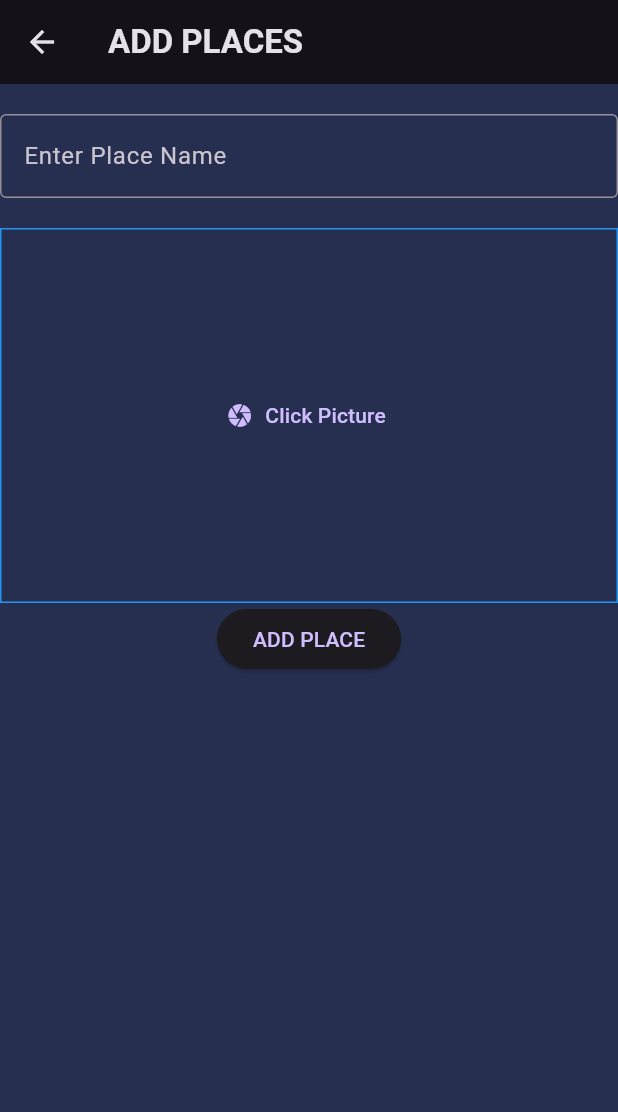
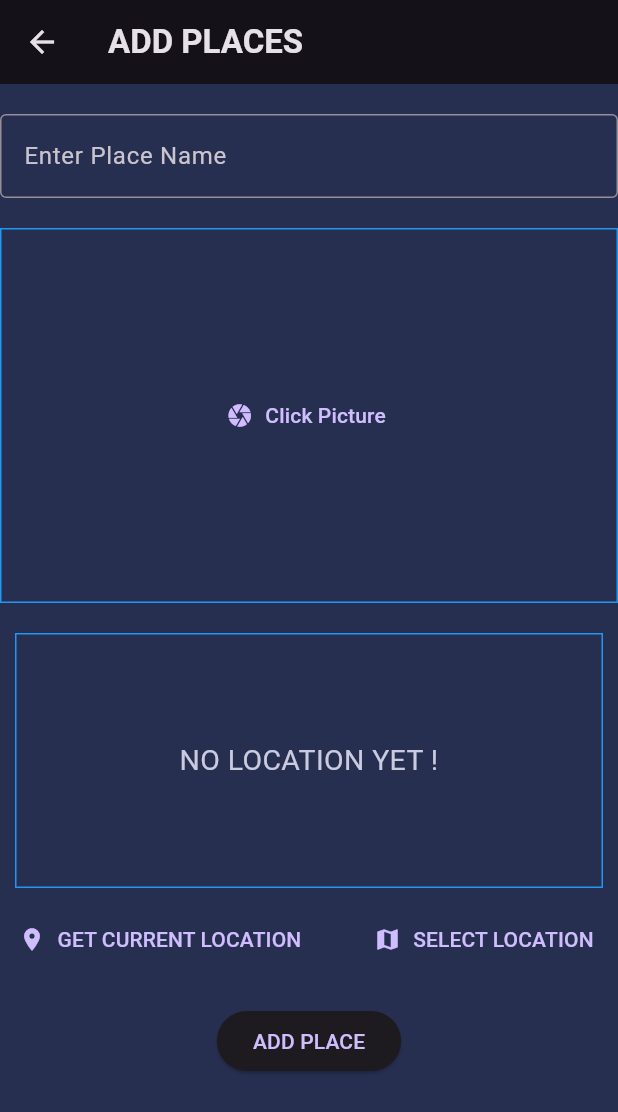
Before and after one commit to AaKaShhhhhhhhh/favoriteplaceapp, a Flutter app: the firstscreen screen opened directly, on a phone screen of 412 x 824 dp. Shown: the top 1112 px of the screen. Run offline on Flutter 3.47's test engine with Material 3 defaults, Android fonts, the phone set to English and light mode, and no system bars; our stand-ins replace google_fonts, hooks_riverpod, image_picker, location, riverpod.

Commit message:
location

```diff
--- a/lib/firstscreen.dart
+++ b/lib/firstscreen.dart
@@ -1,5 +1,6 @@
 import 'package:favoriteplaceapp/favoritplacedetails.dart';
 import 'package:favoriteplaceapp/image_input.dart';
+import 'package:favoriteplaceapp/location_in.dart';
 import 'package:favoriteplaceapp/riverpod.dart';
 import 'package:flutter/material.dart';
 import 'package:hooks_riverpod/hooks_riverpod.dart';
@@ -67,7 +68,9 @@ File? _selectedimg;
             onselectimage:(image) {
             _selectedimg = image;
           }),
-          const SizedBox(width: 20,),
+          const SizedBox(width: 20,height: 10,),
+          locationIn(),
+          const SizedBox(width: 20,height: 20,),
           ElevatedButton(onPressed: saveplace, child: const Text("ADD PLACE")),
         ],
 
--- a/lib/image_input.dart
+++ b/lib/image_input.dart
@@ -1,5 +1,6 @@
 import 'dart:io';
 
+import 'package:favoriteplaceapp/location_in.dart';
 import 'package:flutter/material.dart';
 import 'package:image_picker/image_picker.dart';
 
@@ -43,6 +44,9 @@ class _ImageInputState extends State<ImageInput> {
       icon: const Icon(Icons.camera),
       label: const Text("Click Picture"),
       );
+      const SizedBox(height: 20,);
+
+
 
       if (_selectedimg != null){
         content = GestureDetector(
--- /dev/null
+++ b/lib/location_in.dart
@@ -0,0 +1,77 @@
+import 'package:flutter/material.dart';
+import 'package:location/location.dart';
+
+class locationIn extends StatefulWidget{
+  const locationIn({super.key});
+
+  @override
+  State<StatefulWidget> createState() {
+    // TODO: implement createState
+    return _locationInState();
+  }
+
+}
+
+class _locationInState extends State<locationIn>{
+
+  void getlocation()async{
+
+    Location location = Location();
+
+bool serviceEnabled;
+PermissionStatus permissionGranted;
+LocationData locationData;
+
+serviceEnabled = await location.serviceEnabled();
+if (!serviceEnabled) {
+  serviceEnabled = await location.requestService();
+  if (!serviceEnabled) {
+    return;
+  }
+}
+
+permissionGranted = await location.hasPermission();
+if (permissionGranted == PermissionStatus.denied) {
+  permissionGranted = await location.requestPermission();
+  if (permissionGranted != PermissionStatus.granted) {
+    return;
+  }
+}
+
+locationData = await location.getLocation();
+  }
+
+
+
+  @override
+  Widget build(BuildContext context) {
+    return Column(
+      children: [
+        Container(
+          alignment: Alignment.center,
+          margin: EdgeInsets.all(10),
+          width: double.infinity,
+          height: 170,
+          decoration: BoxDecoration(
+      border: Border.all(
+        color: Colors.blue,
+        width: 1.0,
+      )
+    ),
+        child: Text("NO LOCATION YET !" , textAlign: TextAlign.center, style: TextStyle(
+        fontSize: 19, color: Color.fromARGB(255, 202, 202, 224)
+        ),),
+        ),
+        Row(
+          mainAxisAlignment: MainAxisAlignment.spaceEvenly,
+          children: [
+            TextButton.icon(onPressed: (){}, label: Text("GET CURRENT LOCATION"),icon: Icon(Icons.location_on),),
+            const SizedBox(width: 20,),
+            TextButton.icon(onPressed: (){}, label: Text("SELECT LOCATION"),icon: Icon(Icons.map),),
+          ],
+        )
+      ]
+    );
+
+  }
+}
--- a/pubspec.yaml
+++ b/pubspec.yaml
@@ -41,6 +41,7 @@ dependencies:
   flutter_hooks: ^0.20.5
   riverpod_annotation: ^2.6.1
   image_picker: ^1.1.2
+  location: ^6.0.2
 
 dev_dependencies:
   flutter_test:
```
Also changed, not shown: pubspec.lock, 1 other file.
